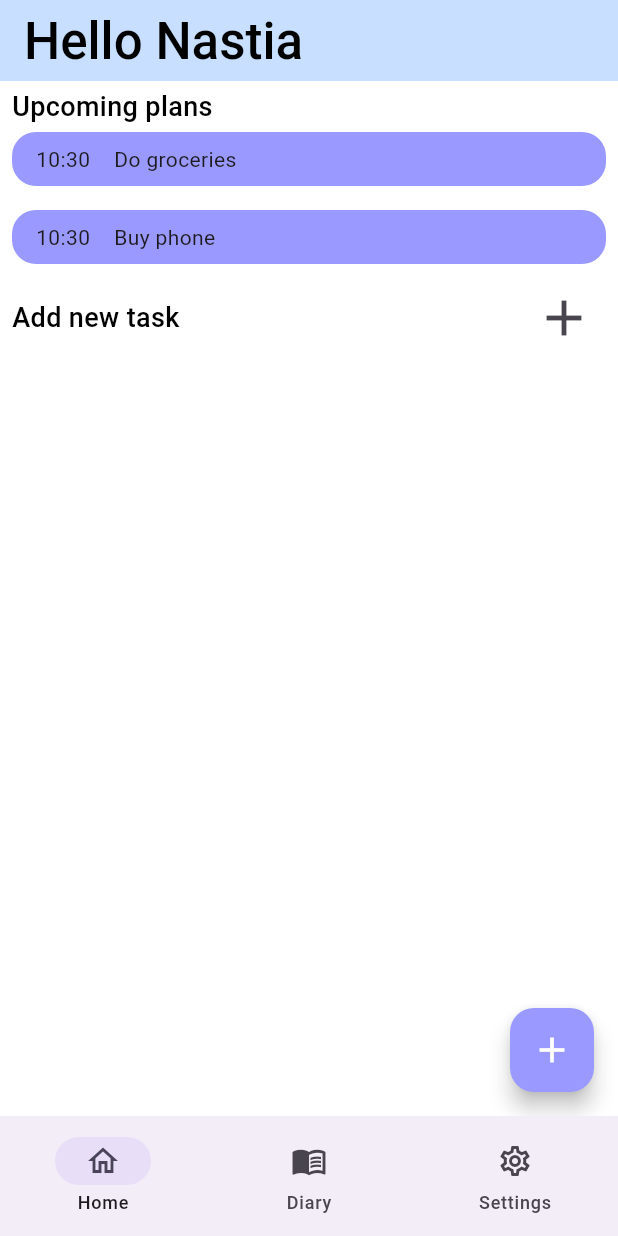
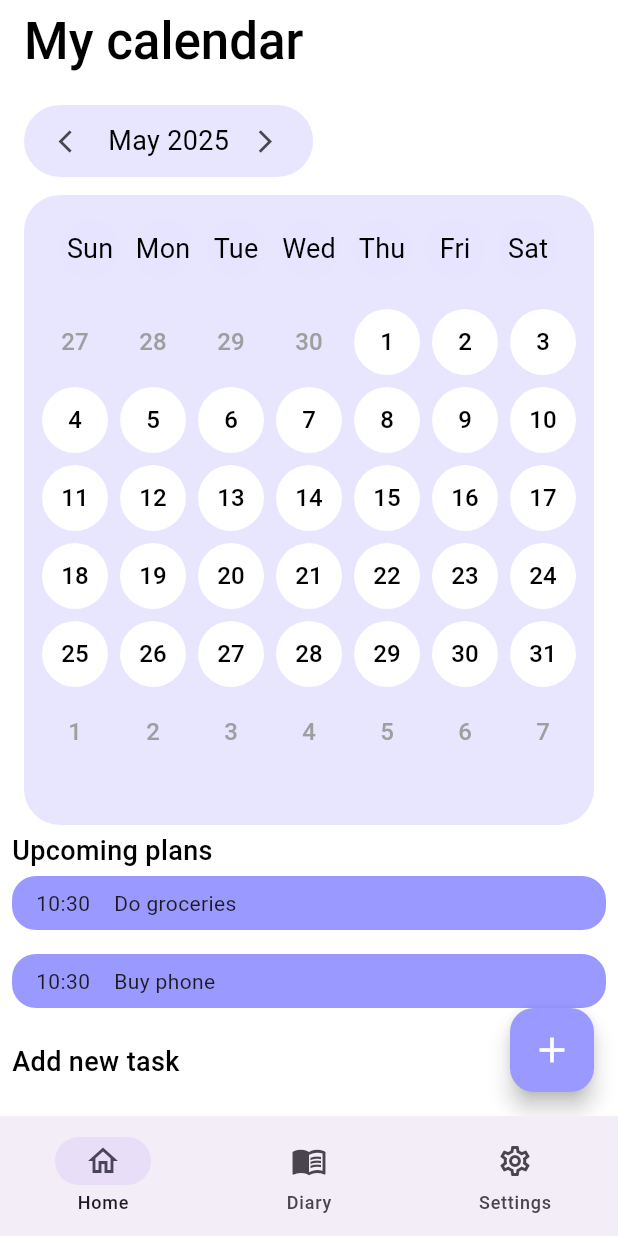
Before and after one commit to Anastasiia-Pohorielova/mind_planner, a Flutter app: the screen it shows after launch, on a phone screen of 412 x 824 dp. Run offline on Flutter 3.47's test engine with Material 3 defaults, Android fonts, the phone set to English and light mode, and no system bars; our stand-ins replace bloc, dio, flutter_bloc, freezed_annotation, get_it, go_router and 3 more; missing offline and left inert: dart:ffi; generated files the repository leaves out were written again; Roboto replaces fonts that are missing (Exo).

Commit message:
feat(home): add calendar view

```diff
--- a/lib/main.dart
+++ b/lib/main.dart
@@ -7,6 +7,7 @@ import 'package:mind_planner/mock_services/mock_diary_service.dart';
 import 'package:mind_planner/mock_services/mock_service_factory.dart';
 import 'package:mind_planner/presentation/bloc/diary_cubit.dart';
 import 'package:mind_planner/repositories/diary_repository.dart';
+import 'package:mind_planner/res/styles/colors.dart';
 import 'package:mind_planner/services/diary_service.dart';
 import 'package:mind_planner/services/service_factory.dart';
 import 'package:mind_planner/utils/mock_interceptor.dart';
@@ -58,6 +59,9 @@ class MyApp extends StatelessWidget {
             supportedLocales: AppLocalizations.supportedLocales,
             theme: ThemeData(
               primarySwatch: Colors.blue,
+              bottomSheetTheme: const BottomSheetThemeData(
+                dragHandleColor: MindColors.white,
+              ),
             ),
             locale: context.read<LocaleCubit>().locale,
             routerConfig: router,
--- a/lib/mock_services/mock_diary_service.dart
+++ b/lib/mock_services/mock_diary_service.dart
@@ -31,5 +31,11 @@ class MockDiaryService implements DiaryService {
     return Future.value(database.diaryEntries);
   }
 
+  @override
+  Future<void> deleteDiaryEntry({required String entryId}) {
+    database.diaryEntries.removeWhere((el) => el.id == entryId);
+    return Future.value();
+  }
+
 
 }
--- a/lib/presentation/bloc/diary_state.dart
+++ b/lib/presentation/bloc/diary_state.dart
@@ -10,6 +10,6 @@ class DiaryLoading extends DiaryState {}
 class DiarySucceeded extends DiaryState {
   DiarySucceeded(this.entries);
 
-  final List<DiaryEntry> entries;
+  final List<DiaryEntry>? entries;
 }
 class DiaryError extends DiaryState {}
--- /dev/null
+++ b/lib/presentation/home_page/components/calendar_view.dart
@@ -0,0 +1,224 @@
+import 'package:flutter/material.dart';
+import 'package:mind_planner/res/styles/colors.dart';
+import 'package:mind_planner/res/styles/text_styles.dart';
+
+class CalendarView extends StatefulWidget {
+  const CalendarView({Key? key}) : super(key: key);
+
+  @override
+  State<CalendarView> createState() => _CalendarViewState();
+}
+
+class _CalendarViewState extends State<CalendarView> {
+  late DateTime currentMonth;
+  late List<DateTime> datesGrid;
+
+  @override
+  void initState() {
+    super.initState();
+    currentMonth = DateTime.now();
+    datesGrid = _generateDatesGrid(currentMonth);
+  }
+
+  List<DateTime> _generateDatesGrid(DateTime month) {
+    int numDays = DateTime(month.year, month.month + 1, 0).day;
+    int firstWeekday = DateTime(month.year, month.month, 1).weekday % 7;
+    List<DateTime> dates = [];
+
+    // Fill previous month's dates
+    DateTime previousMonth = DateTime(month.year, month.month - 1);
+    int previousMonthLastDay =
+        DateTime(previousMonth.year, previousMonth.month + 1, 0).day;
+    for (int i = firstWeekday; i > 0; i--) {
+      dates.add(DateTime(previousMonth.year, previousMonth.month,
+          previousMonthLastDay - i + 1));
+    }
+
+    // Fill current month's dates
+    for (int day = 1; day <= numDays; day++) {
+      dates.add(DateTime(month.year, month.month, day));
+    }
+
+    // Fill next month's dates
+    int remainingBoxes = 42 - dates.length; // 6 weeks * 7 days
+    for (int day = 1; day <= remainingBoxes; day++) {
+      dates.add(DateTime(month.year, month.month + 1, day));
+    }
+
+    return dates;
+  }
+
+  void _changeMonth(int offset) {
+    setState(() {
+      currentMonth = DateTime(currentMonth.year, currentMonth.month + offset);
+      datesGrid = _generateDatesGrid(currentMonth);
+    });
+  }
+
+  @override
+  Widget build(BuildContext context) {
+    return Column(
+      crossAxisAlignment: CrossAxisAlignment.start,
+      children: [
+        Container(
+          padding: const EdgeInsets.symmetric(horizontal: 8),
+          decoration: BoxDecoration(
+            borderRadius: BorderRadius.circular(24),
+            color: MindColors.surfaceContainer,
+          ),
+          child: Row(
+            mainAxisSize: MainAxisSize.min,
+            children: [
+              IconButton(
+                icon: const Icon(
+                  Icons.arrow_back_ios,
+                  size: 18,
+                ),
+                onPressed: () => _changeMonth(-1),
+              ),
+              Text(
+                '${_monthName(currentMonth.month)} ${currentMonth.year}',
+                style: MindTextStyles.s18fw400,
+              ),
+              IconButton(
+                icon: const Icon(
+                  Icons.arrow_forward_ios,
+                  size: 18,
+                ),
+                onPressed: () => _changeMonth(1),
+              ),
+            ],
+          ),
+        ),
+        const SizedBox(
+          height: 12,
+        ),
+        Expanded(
+          child: Container(
+            padding: const EdgeInsets.symmetric(horizontal: 8),
+            decoration: BoxDecoration(
+              borderRadius: BorderRadius.circular(24),
+              color: MindColors.surfaceContainer,
+            ),
+            child: Column(
+              children: [
+                Padding(
+                  padding: const EdgeInsets.all(16),
+                  child: Row(
+                    mainAxisAlignment: MainAxisAlignment.spaceBetween,
+                    children: List.generate(
+                      7,
+                      (index) => CircleAvatar(
+                        backgroundColor:
+                            MindColors.surfaceContainer.withOpacity(0.2),
+                        child: Text(
+                          [
+                            'Sun',
+                            'Mon',
+                            'Tue',
+                            'Wed',
+                            'Thu',
+                            'Fri',
+                            'Sat'
+                          ][index],
+                          style: MindTextStyles.s18fw400,
+                        ),
+                      ),
+                    ),
+                  ),
+                ),
+                Flexible(
+                  child: GridView.builder(
+                    gridDelegate:
+                        const SliverGridDelegateWithFixedCrossAxisCount(
+                            crossAxisCount: 7),
+                    itemCount: datesGrid.length,
+                    physics: const NeverScrollableScrollPhysics(),
+                    itemBuilder: (context, index) {
+                      DateTime date = datesGrid[index];
+                      bool isCurrentMonth = date.month == currentMonth.month;
+                      return InkWell(
+                        onTap: () {
+                          showDatePlans(context);
+                        },
+                        child: Padding(
+                          padding: const EdgeInsets.all(4.0),
+                          child: CircleAvatar(
+                            backgroundColor: isCurrentMonth
+                                ? Colors.white
+                                : Colors.transparent,
+                            child: Text(
+                              date.day.toString(),
+                              style: TextStyle(
+                                fontWeight: FontWeight.w500,
+                                fontSize: 16,
+                                color:
+                                    isCurrentMonth ? Colors.black : Colors.grey,
+                              ),
+                            ),
+                          ),
+                        ),
+                      );
+                    },
+                  ),
+                ),
+              ],
+            ),
+          ),
+        ),
+      ],
+    );
+  }
+
+  String _monthName(int monthNumber) {
+    return [
+      'January',
+      'February',
+      'March',
+      'April',
+      'May',
+      'June',
+      'July',
+      'August',
+      'September',
+      'October',
+      'November',
+      'December'
+    ][monthNumber - 1];
+  }
+
+  void showDatePlans(BuildContext context) {
+    showBottomSheet(
+        context: context,
+        enableDrag: true,
+        showDragHandle: true,
+        backgroundColor: MindColors.tertiary,
+
+        builder: (BuildContext context) {
+          return Container(
+            color: MindColors.tertiary,
+            padding: const EdgeInsets.all(18.0),
+            height: 300.0,
+            width: double.infinity,
+            child: Column(
+              crossAxisAlignment: CrossAxisAlignment.start,
+              children: [
+                Text(
+                  'Hey there!',
+                  style: TextStyle(
+                    fontSize: 19,
+                    fontWeight: FontWeight.w800,
+                  ),
+                ),
+                ElevatedButton(
+                  onPressed: () {
+                    Navigator.pop(context);
+                  },
+                  child: Text('Close'),
+                ),
+              ],
+            ),
+          );
+        });
+  }
+}
--- a/lib/presentation/home_page/home_page.dart
+++ b/lib/presentation/home_page/home_page.dart
@@ -1,4 +1,5 @@
 import 'package:flutter/material.dart';
+import 'package:mind_planner/presentation/home_page/components/calendar_view.dart';
 import 'package:mind_planner/presentation/layouts/main_layout.dart';
 import 'package:mind_planner/res/styles/colors.dart';
 
@@ -32,49 +33,65 @@ class _HomePageState extends State<HomePage> {
 
     return MainLayout(
       customAppBar: AppBar(
-        // color:
-        backgroundColor: MindColors.secondary,
+        centerTitle: false,
+        backgroundColor: MindColors.white,
         title: Text(
-         t.helloUser('Nastia'),
+          'My calendar',
           style: MindTextStyles.s34fw500,
+          textAlign: TextAlign.start,
         ),
+        automaticallyImplyLeading: false,
       ),
-      floatingActionButton:  FloatingActionButton(
+      floatingActionButton: FloatingActionButton(
         backgroundColor: MindColors.primary,
         tooltip: 'Increment',
-        onPressed: (){},
+        onPressed: () {},
         child: const Icon(Icons.add, color: Colors.white, size: 28),
       ),
       body: Container(
         color: MindColors.white,
         margin: const EdgeInsets.all(8),
         child: Column(
+            mainAxisSize: MainAxisSize.min,
             mainAxisAlignment: MainAxisAlignment.start,
             crossAxisAlignment: CrossAxisAlignment.start,
             children: [
+              const Expanded(child: Padding(
+                padding: EdgeInsets.all(8.0),
+                child: CalendarView(),
+              )),
               Text(
                 t.upcomingPlans,
                 style: MindTextStyles.s18fw500,
               ),
-              for(int i = 0; i<upcomingPlans.length; i++)...[
+              for (int i = 0; i < upcomingPlans.length; i++) ...[
                 Container(
-                  padding: const EdgeInsets.symmetric(horizontal: 16, vertical: 8),
+                  padding:
+                      const EdgeInsets.symmetric(horizontal: 16, vertical: 8),
                   margin: const EdgeInsets.symmetric(vertical: 8),
                   decoration: const BoxDecoration(
                     color: MindColors.primary,
                     borderRadius: BorderRadius.all(Radius.circular(16.0)),
                   ),
-                  child: Row(children: [
-                    Text('${upcomingPlans[i].date.hour}:${upcomingPlans[i].date.minute}'),
-                    const SizedBox(width: 16,),
+                  child: Row(
+                    children: [
+                      Text(
+                          '${upcomingPlans[i].date.hour}:${upcomingPlans[i].date.minute}'),
+                      const SizedBox(
+                        width: 16,
+                      ),
                       Text(upcomingPlans[i].content)
-                  ],),
+                    ],
+                  ),
                 )
               ],
               Row(
                 mainAxisAlignment: MainAxisAlignment.spaceBetween,
                 children: [
-                    Text(t.addNewTask, style: MindTextStyles.s18fw500,),
+                  Text(
+                    t.addNewTask,
+                    style: MindTextStyles.s18fw500,
+                  ),
                   IconButton(
                     onPressed: () {},
                     iconSize: 40,
--- a/lib/repositories/diary_repository.dart
+++ b/lib/repositories/diary_repository.dart
@@ -27,4 +27,9 @@ class DiaryRepository {
     print(data);
     return data;
   }
+
+  Future<void> deleteDiaryEntry(String entryId) async {
+    print('here');
+    await _diaryService.deleteDiaryEntry(entryId: entryId);
+  }
 }
--- a/lib/res/styles/colors.dart
+++ b/lib/res/styles/colors.dart
@@ -2,9 +2,9 @@ import 'dart:ui';
 
 class MindColors {
   static const Color primary = Color(0xff9999ff);
-  static const Color secondary = Color(0x6b7db3ff);
-  static const Color surface = Color(0xe6ecffff);
-  static const Color tertiary = Color(0xccd9ffff);
+  static const Color secondary = Color(0xff99CCFF);
+  static const Color surface = Color(0xffcad6f5);
+  static const Color tertiary = Color(0xff362842);
   static const Color surfaceContainer = Color(0xcce2dfff);
   static const Color white = Color(0xffffffff);
   static const Color textPrimary = Color(0xff000000);
--- a/lib/services/diary_service.dart
+++ b/lib/services/diary_service.dart
@@ -19,4 +19,7 @@ abstract class DiaryService {
 
   @PUT('entries')
   Future<DiaryEntry> editDiaryEntry({@Body() required DiaryEntry entry});
+
+  @DELETE('entries')
+  Future<void> deleteDiaryEntry({@Body() required String entryId});
 }
```
Also changed, not shown: lib/presentation/bloc/diary_cubit.dart (+8 -0 lines), lib/presentation/components/entry_card.dart (+39 -1 lines), lib/presentation/diary_page/diary_page.dart (+4 -31 lines), lib/services/diary_service.g.dart. Lines whose indentation alone changed are shown as unchanged.
